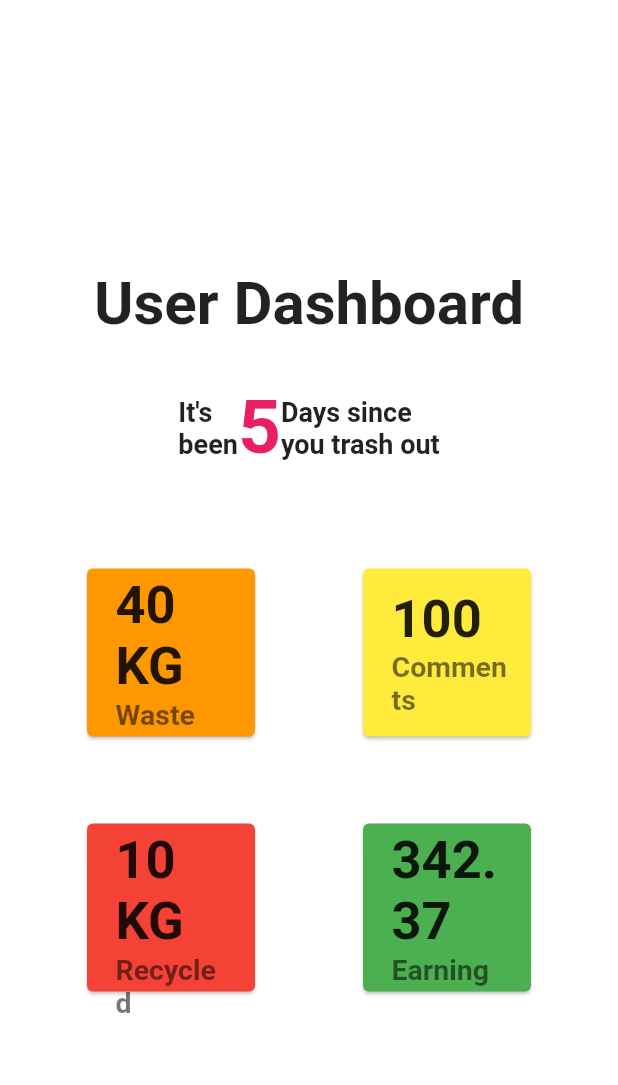
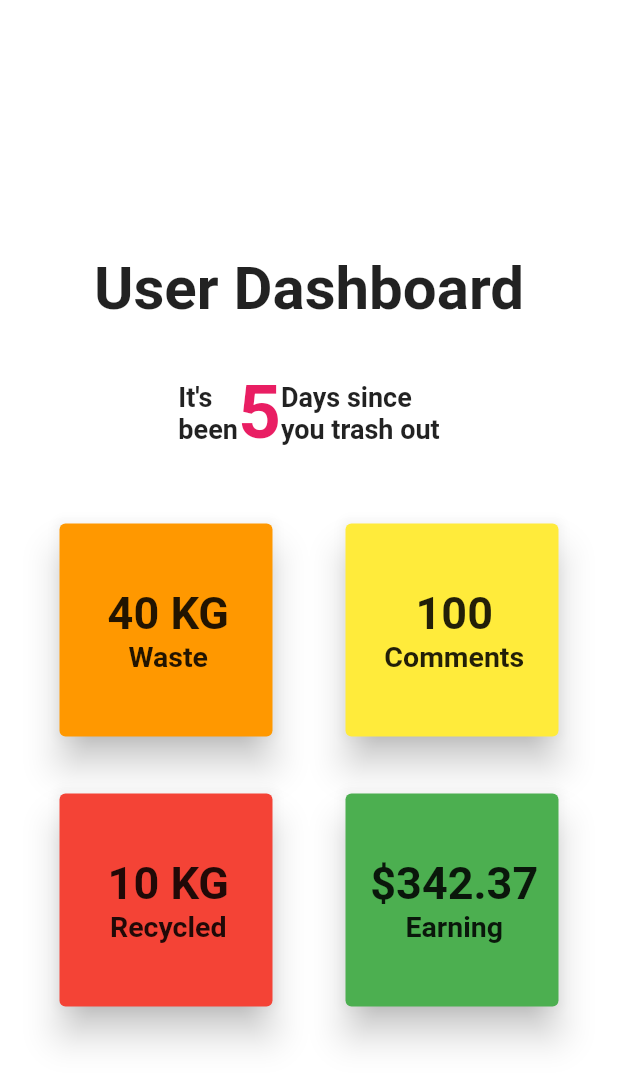
Before and after one commit to natnaelawel/one-green, a Flutter app: the NormalUserHomePage screen opened directly, on a phone screen of 412 x 824 dp. Shown: the top 1085 px of the screen. Run offline on Flutter 3.47's test engine with Material 2 defaults, Android fonts, the phone set to English and light mode, and no system bars; our stand-ins replace bottom_navy_bar, cloud_firestore, firebase_core, flutter_rating_bar, flutter_secure_storage, geolocator and 6 more; missing offline and left inert: geocoder; accounts and stored records are empty; Roboto replaces fonts that are missing (Acme).

```diff
--- a/lib/model/Comment.dart
+++ b/lib/model/Comment.dart
@@ -1,5 +1,6 @@
 class Comment {
   final String uid;
+  final String userId;
   final String body;
   final String commentBy;
   final DateTime createdAt;
@@ -7,12 +8,14 @@ class Comment {
   Comment(
       {required this.uid,
       required this.body,
+      required this.userId,
       required this.commentBy,
       required this.createdAt});
 
   Comment.fromJson(Map<String, Object?> json, String referenceId)
       : this(
           uid: referenceId,
+          userId: json["userId"]! as String,
           body: json['body']! as String,
           commentBy: json['commentBy']! as String,
           createdAt: json['createdAt']! as DateTime,
@@ -21,6 +24,7 @@ class Comment {
   Map<String, Object?> toJson() {
     return {
       'body': body,
+      'userId': userId,
       'commentBy': commentBy,
       'createdAt': createdAt,
     };
--- a/lib/pages/NormalUser/normal_user_home_page.dart
+++ b/lib/pages/NormalUser/normal_user_home_page.dart
@@ -79,7 +79,7 @@ class _NormalUserHomePageState extends State<NormalUserHomePage> {
               mainAxisAlignment: MainAxisAlignment.spaceEvenly,
               children: [
                 _styledCards(context, "Recycled", "10 KG", Colors.red),
-                _styledCards(context, "Earning", "342.37", Colors.green)
+                _styledCards(context, "Earning", "\$342.37", Colors.green)
               ],
             ),
           ],
@@ -93,27 +93,35 @@ Widget _styledCards(
     BuildContext context, String name, String value, Color color) {
   return Center(
     child: Padding(
-      padding: const EdgeInsets.fromLTRB(10, 50, 10, 0),
+      padding: const EdgeInsets.fromLTRB(5, 30, 5, 0),
       child: Container(
-        height: 120,
-        width: 120,
+        height: 150,
+        width: 150,
         child: Card(
+          elevation: 10.0,
           color: color,
           child: Center(
             widthFactor: 10.0,
             child: Padding(
               padding: const EdgeInsets.fromLTRB(3, 0, 0, 0),
-              child: ListTile(
-                title: Text(
+              child: Column(
+                crossAxisAlignment: CrossAxisAlignment.center,
+                mainAxisAlignment: MainAxisAlignment.center,
+                children: [
+                  Text(
                     value,
                     style: GoogleFonts.acme(
-                      fontSize: 35, fontWeight: FontWeight.bold),
+                      fontSize: 30,
+                      fontWeight: FontWeight.bold,
+                      textStyle: TextStyle(),
                     ),
-                subtitle: Text(
+                  ),
+                  Text(
                     name,
                     style: GoogleFonts.b612(
                         fontSize: 19, fontWeight: FontWeight.bold),
                   ),
+                ],
               ),
             ),
           ),
@@ -122,7 +130,6 @@ Widget _styledCards(
     ),
   );
 }
-
 
 // FutureBuilder(
 //           future: fetchUsers(),
```
Also changed, not shown: lib/pages/NormalUser/Comments.dart (+55 -45 lines), lib/services/comment_service.dart (+17 -8 lines). Lines whose indentation alone changed are shown as unchanged.
